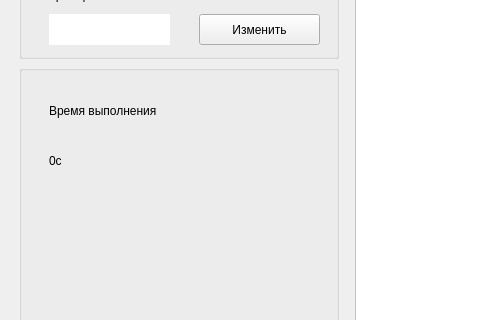
hahaclassic/computer-graphics, file lab_05_01/ui/mainwindow.ui: the form before one commit; both pictures show x 0 to 480 and y 230 to 550 of the 1200 by 921 pixel window.
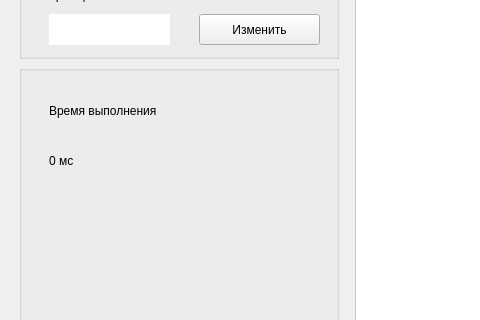
The form after the commit.

Commit message: lab_05: version w/o file loading

```diff
--- a/lab_05_01/ui/mainwindow.ui
+++ b/lab_05_01/ui/mainwindow.ui
@@ -248,7 +248,7 @@
           </rect>
          </property>
          <property name="text">
-          <string>0c</string>
+          <string>0 мс</string>
          </property>
         </widget>
         <widget class="QCheckBox" name="checkBox">
```
Left out of the diff: 2 changed lines with no effect on the pictures. The commit also changes 2 other files.
